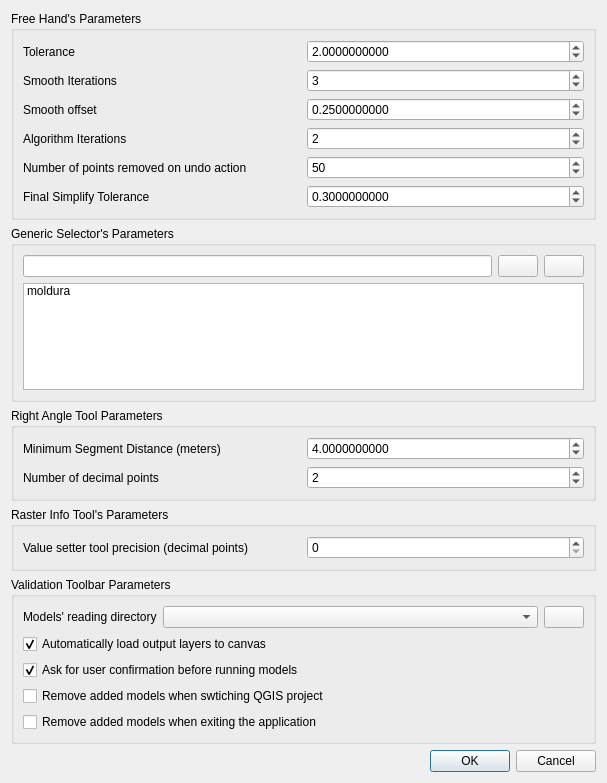
Before: the Qt Designer form DsgTools/gui/AboutAndFurtherInfo/Options/options.ui in dsgoficial/DsgTools, drawn with Qt 5.
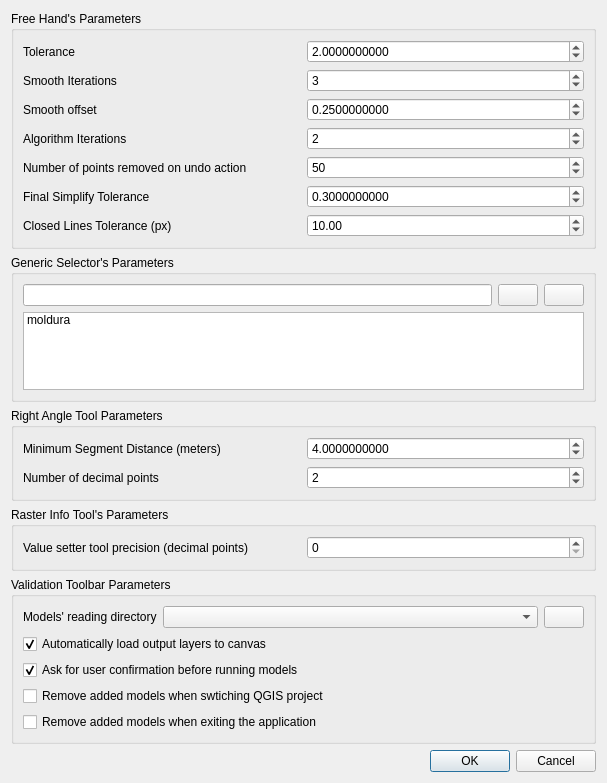
After: the same form once the commit is applied. Icons and pictures are not drawn. Custom widgets are drawn as their Qt base class.

Commit message: Versão 4.15.6: closeLines on FreeHand

What changed in the file:
```diff
--- a/DsgTools/gui/AboutAndFurtherInfo/Options/options.ui
+++ b/DsgTools/gui/AboutAndFurtherInfo/Options/options.ui
@@ -253,6 +253,26 @@
         </property>
        </widget>
       </item>
+      <item row="6" column="0">
+       <widget class="QLabel" name="label_8">
+        <property name="text">
+         <string>Closed Lines Tolerance (px)</string>
+        </property>
+       </widget>
+      </item>
+      <item row="6" column="1">
+       <widget class="QgsDoubleSpinBox" name="freeHandCloseLineToleranceQgsDoubleSpinBox">
+        <property name="decimals">
+         <number>2</number>
+        </property>
+        <property name="maximum">
+         <double>100000000000.00</double>
+        </property>
+        <property name="value">
+         <double>10.000</double>
+        </property>
+       </widget>
+      </item>
      </layout>
     </widget>
    </item>
```
The commit also changes 11 other files.
